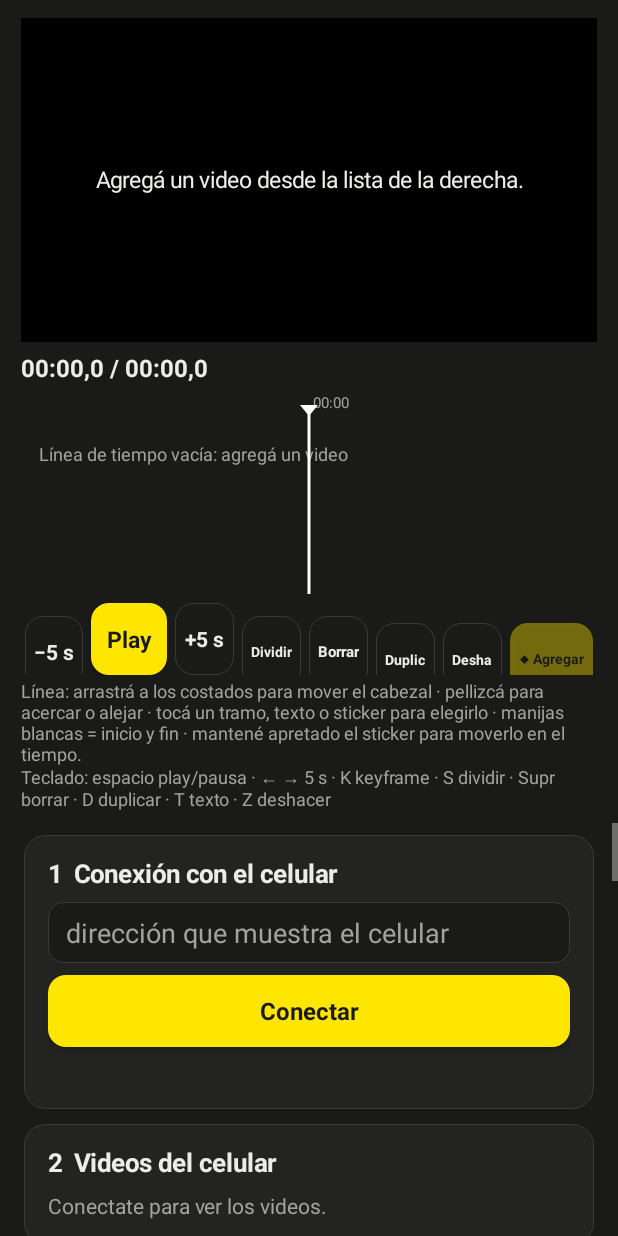
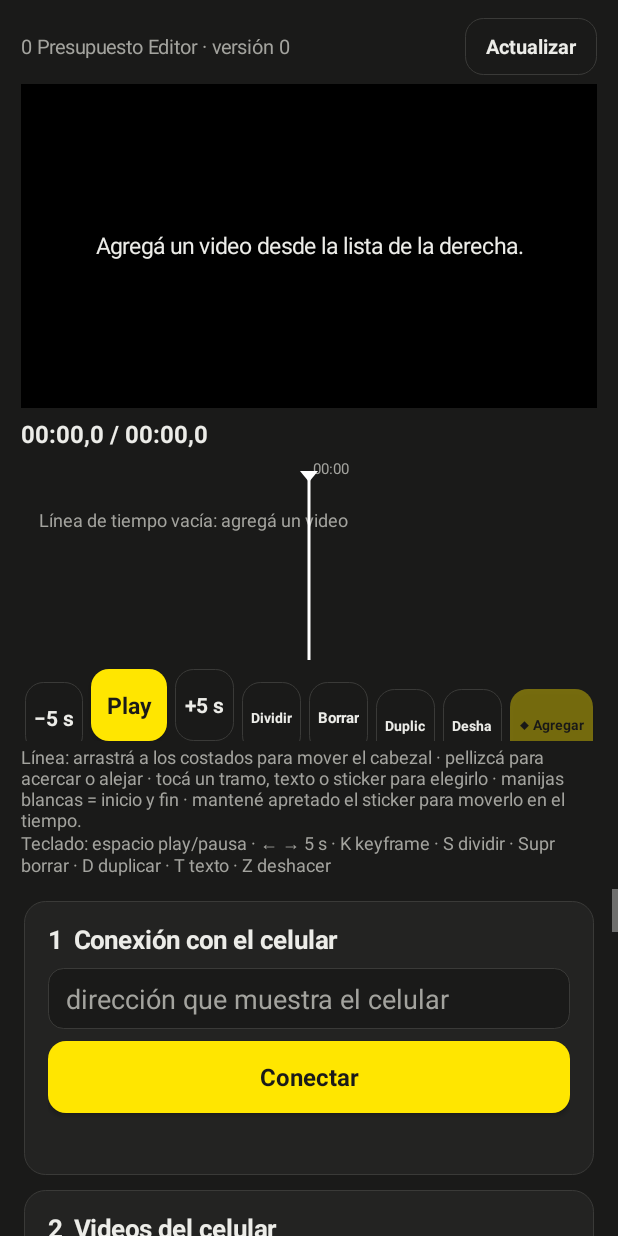
Before and after one commit to gustavomartingarciarojas-code/O-presupuesto-editor, an Android app: the TabletActivity screen opened directly, with no data from a screen before it, on a phone screen of 412 x 824 dp. Run offline under Robolectric (Android 15) with nearby library versions, the phone set to English and light mode, and no system bars.

Commit message:
Tablet: botón Actualizar fijo arriba del editor, con aviso automático de versión nueva
Co-Authored-By: Claude Opus 5.5 <noreply@anthropic.com>
Claude-Session: https://claude.ai/code/session_01MuY9zmRh2j9Umr8umsyeFE

```diff
--- a/app/src/main/java/ar/gustavo/cerobudget/Actualizar.kt
+++ b/app/src/main/java/ar/gustavo/cerobudget/Actualizar.kt
@@ -7,6 +7,54 @@ import android.widget.TextView
 
 /** Botón "Buscar actualización" que se puede poner en cualquier pantalla. */
 object Actualizar {
+
+    /**
+     * Barra fija de arriba (tablet): versión instalada y botón Actualizar siempre a la vista.
+     * Al abrir, se fija sola si hay una versión nueva; si la hay, el botón se pinta de amarillo.
+     */
+    fun barra(a: Activity, ui: Ui): LinearLayout {
+        val fila = ui.fila().apply { gravity = android.view.Gravity.CENTER_VERTICAL }
+        val actual = Actualizador.versionInstalada(a)
+        val estado: TextView = ui.texto("0 Presupuesto Editor · versión $actual", 13f, Ui.gris).apply { maxLines = 1 }
+        fila.addView(estado, LinearLayout.LayoutParams(0, LinearLayout.LayoutParams.WRAP_CONTENT, 1f))
+        val b: Button = ui.boton("Actualizar", false, 13f).apply { minHeight = ui.dp(36); minimumHeight = ui.dp(36); isFocusable = false }
+        fila.addView(b, LinearLayout.LayoutParams(LinearLayout.LayoutParams.WRAP_CONTENT, ui.dp(38)))
+        fun instalar() {
+            b.isEnabled = false
+            estado.setTextColor(Ui.gris); estado.text = "Buscando versión nueva…"
+            Thread {
+                try {
+                    val info = Actualizador.consultar() ?: throw IllegalStateException("no encontré la versión en GitHub")
+                    if (info.version <= actual) {
+                        a.runOnUiThread { estado.text = "Ya tenés la última versión ($actual)." }
+                    } else {
+                        Actualizador.instalar(a.applicationContext, info.url) { p ->
+                            a.runOnUiThread { estado.text = "Bajando la versión ${info.version}… ${(p * 100).toInt()} %" }
+                        }
+                        a.runOnUiThread { estado.text = "Confirmá la actualización en el cuadro de Android." }
+                    }
+                } catch (e: Exception) {
+                    a.runOnUiThread { estado.setTextColor(Ui.rojo); estado.text = "No se pudo actualizar: " + (e.message ?: e.toString()) }
+                } finally {
+                    a.runOnUiThread { b.isEnabled = true }
+                }
+            }.start()
+        }
+        b.setOnClickListener { instalar() }
+        // Aviso automático: si hay una versión nueva, el botón queda amarillo y dice a cuál
+        Thread {
+            try {
+                val info = Actualizador.consultar() ?: return@Thread
+                if (info.version > actual) a.runOnUiThread {
+                    ui.marcar(b, true)
+                    b.text = "Actualizar a la ${info.version}"
+                    estado.setTextColor(Ui.tinta)
+                    estado.text = "Versión $actual · hay una nueva"
+                }
+            } catch (_: Exception) { }
+        }.start()
+        return fila
+    }
 
     fun agregar(a: Activity, ui: Ui, col: LinearLayout) {
         val b: Button = ui.boton("Buscar actualización", false)
--- a/app/src/main/java/ar/gustavo/cerobudget/TabletActivity.kt
+++ b/app/src/main/java/ar/gustavo/cerobudget/TabletActivity.kt
@@ -199,6 +199,8 @@ class TabletActivity : Activity() {
         // ---------------- columna del editor
         val editor = LinearLayout(this).apply { orientation = LinearLayout.VERTICAL; setPadding(ui.dp(14), ui.dp(12), ui.dp(if (horizontal) 6 else 14), ui.dp(8)) }
 
+        editor.addView(Actualizar.barra(this, ui), ui.lp().apply { bottomMargin = ui.dp(6) })
+
         val negro = FrameLayout(this).apply { setBackgroundColor(Color.BLACK) }
         marco = AspectRatioFrameLayout(this).apply { resizeMode = AspectRatioFrameLayout.RESIZE_MODE_FIT }
         vista = PlayerView(this).apply {
@@ -513,7 +515,6 @@ class TabletActivity : Activity() {
         expEstado = ui.texto("", 14f, Ui.gris).apply { setPadding(0, ui.dp(6), 0, 0) }
         b6.addView(expEstado, ui.lp())
         col.addView(b6, ui.lp(10))
-        Actualizar.agregar(this, ui, col)
 
         setContentView(raiz)
         raiz.isFocusableInTouchMode = true
```
